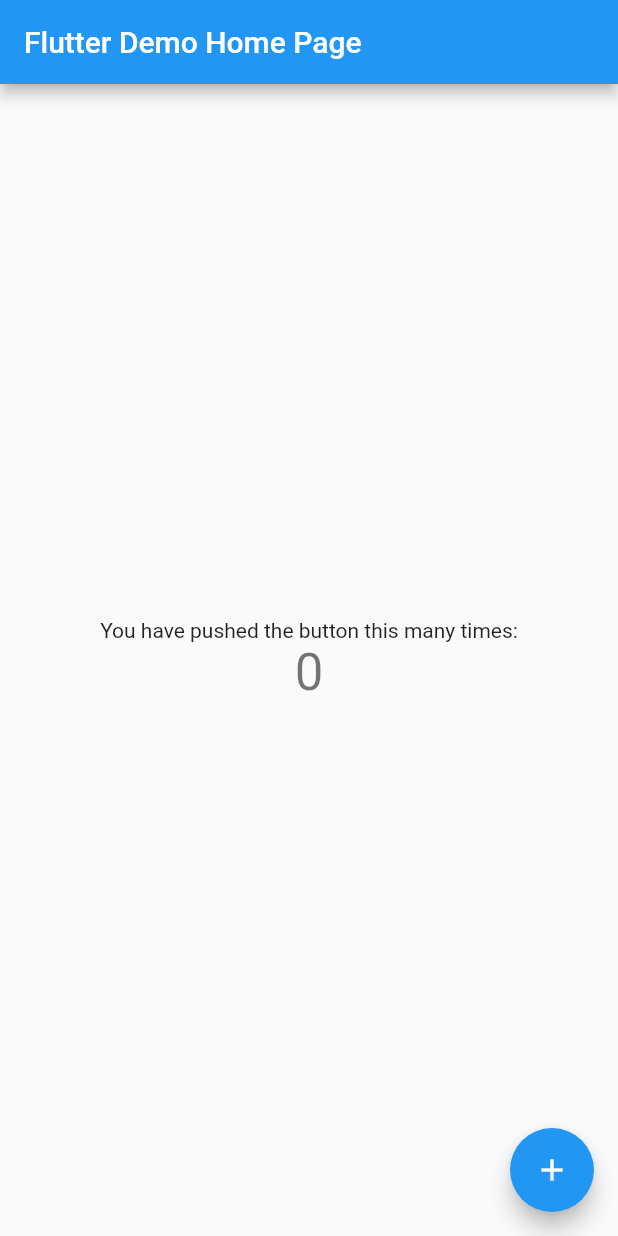
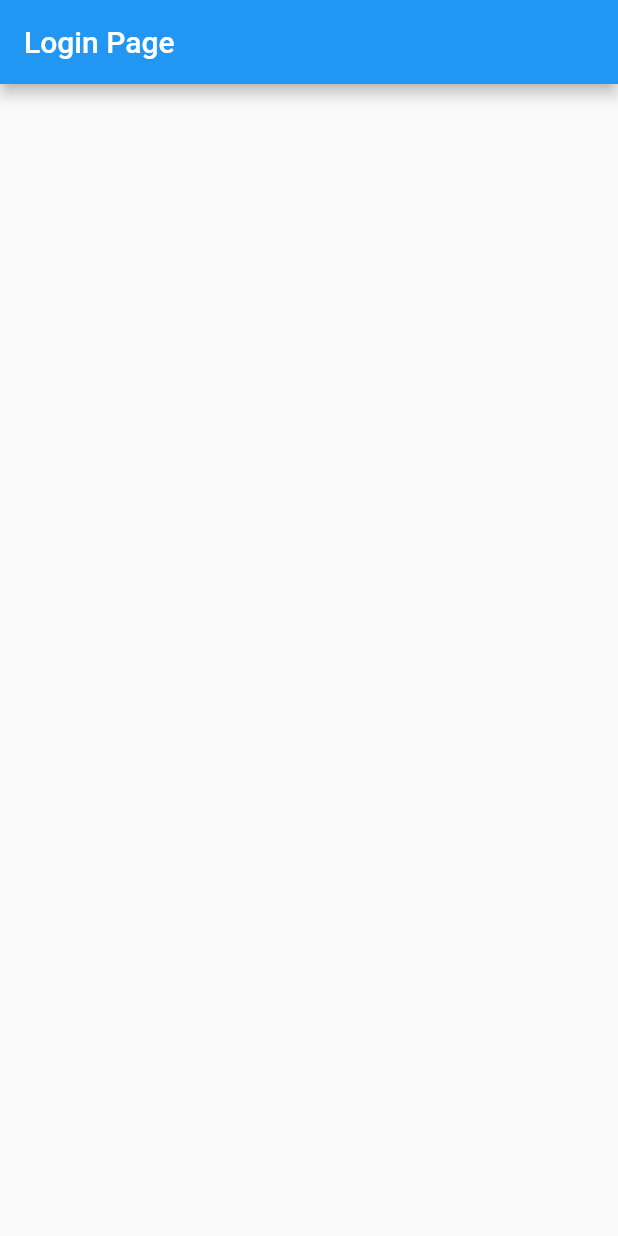
Before and after one commit to hemantvc/alogin, a Flutter app: the screen it shows after launch, on a phone screen of 412 x 824 dp. Run offline on Flutter 3.47's test engine with Material 2 defaults, Android fonts, the phone set to English and light mode, and no system bars.

Commit message:
remove unused code

```diff
--- a/lib/main.dart
+++ b/lib/main.dart
@@ -11,20 +11,12 @@
   @override
   Widget build(BuildContext context) {
     return MaterialApp(
-      title: 'Flutter Demo',
+      title: 'Login',
       theme: ThemeData(
-        // This is the theme of your application.
-        //
-        // Try running your application with "flutter run". You'll see the
-        // application has a blue toolbar. Then, without quitting the app, try
-        // changing the primarySwatch below to Colors.green and then invoke
-        // "hot reload" (press "r" in the console where you ran "flutter run",
-        // or simply save your changes to "hot reload" in a Flutter IDE).
-        // Notice that the counter didn't reset back to zero; the application
-        // is not restarted.
+
         primarySwatch: Colors.blue,
       ),
-      home: const MyHomePage(title: 'Flutter Demo Home Page'),
+      home: const MyHomePage(title: 'Login Page'),
     );
   }
 }
@@ -32,14 +24,6 @@
 class MyHomePage extends StatefulWidget {
   const MyHomePage({Key? key, required this.title}) : super(key: key);
 
-  // This widget is the home page of your application. It is stateful, meaning
-  // that it has a State object (defined below) that contains fields that affect
-  // how it looks.
-
-  // This class is the configuration for the state. It holds the values (in this
-  // case the title) provided by the parent (in this case the App widget) and
-  // used by the build method of the State. Fields in a Widget subclass are
-  // always marked "final".
 
   final String title;
 
@@ -48,68 +32,22 @@
 }
 
 class _MyHomePageState extends State<MyHomePage> {
-  int _counter = 0;
-
-  void _incrementCounter() {
-    setState(() {
-      // This call to setState tells the Flutter framework that something has
-      // changed in this State, which causes it to rerun the build method below
-      // so that the display can reflect the updated values. If we changed
-      // _counter without calling setState(), then the build method would not be
-      // called again, and so nothing would appear to happen.
-      _counter++;
-    });
-  }
 
   @override
   Widget build(BuildContext context) {
-    // This method is rerun every time setState is called, for instance as done
-    // by the _incrementCounter method above.
-    //
-    // The Flutter framework has been optimized to make rerunning build methods
-    // fast, so that you can just rebuild anything that needs updating rather
-    // than having to individually change instances of widgets.
     return Scaffold(
       appBar: AppBar(
-        // Here we take the value from the MyHomePage object that was created by
-        // the App.build method, and use it to set our appbar title.
         title: Text(widget.title),
       ),
       body: Center(
-        // Center is a layout widget. It takes a single child and positions it
-        // in the middle of the parent.
         child: Column(
-          // Column is also a layout widget. It takes a list of children and
-          // arranges them vertically. By default, it sizes itself to fit its
-          // children horizontally, and tries to be as tall as its parent.
-          //
-          // Invoke "debug painting" (press "p" in the console, choose the
-          // "Toggle Debug Paint" action from the Flutter Inspector in Android
-          // Studio, or the "Toggle Debug Paint" command in Visual Studio Code)
-          // to see the wireframe for each widget.
-          //
-          // Column has various properties to control how it sizes itself and
-          // how it positions its children. Here we use mainAxisAlignment to
-          // center the children vertically; the main axis here is the vertical
-          // axis because Columns are vertical (the cross axis would be
-          // horizontal).
           mainAxisAlignment: MainAxisAlignment.center,
           children: <Widget>[
-            const Text(
-              'You have pushed the button this many times:',
-            ),
-            Text(
-              '$_counter',
-              style: Theme.of(context).textTheme.headline4,
-            ),
+
           ],
         ),
       ),
-      floatingActionButton: FloatingActionButton(
-        onPressed: _incrementCounter,
-        tooltip: 'Increment',
-        child: const Icon(Icons.add),
-      ), // This trailing comma makes auto-formatting nicer for build methods.
+      // This trailing comma makes auto-formatting nicer for build methods.
     );
   }
 }
```
